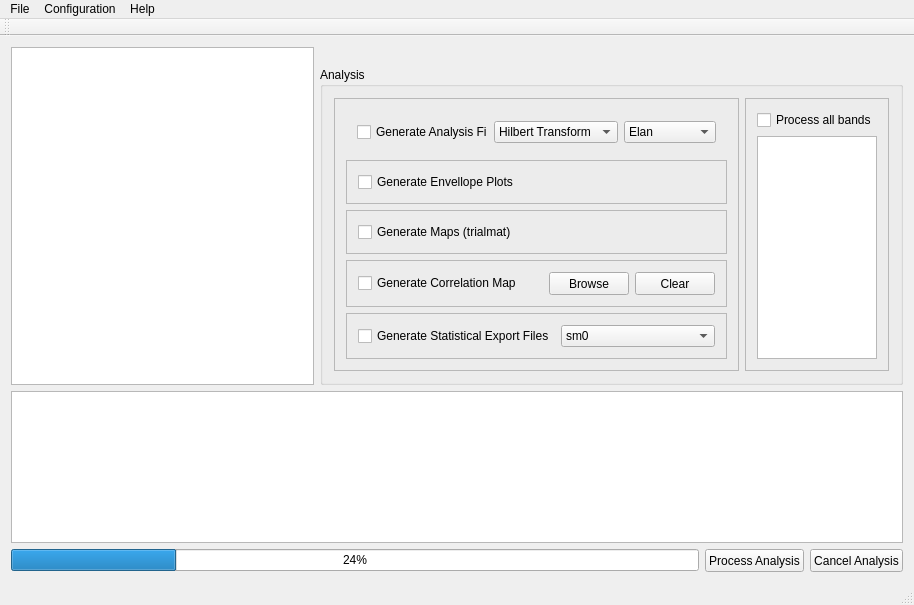
Qt form Localizer/localizer.ui (CRNL-Eduwell/Localizer) before a commit.
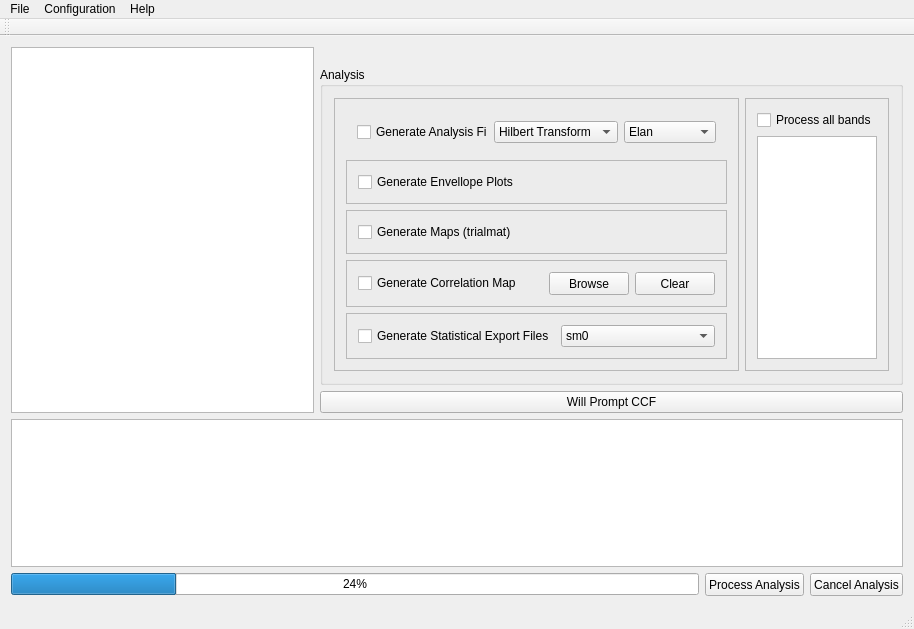
The same form after that commit. Icons and pictures are not drawn. Custom widgets are drawn as their Qt base class.

Commit message: First version to bypass ccf if we want to launch many analysis at once

```diff
--- a/Localizer/localizer.ui
+++ b/Localizer/localizer.ui
@@ -7,7 +7,7 @@
     <x>0</x>
     <y>0</y>
     <width>914</width>
-    <height>605</height>
+    <height>629</height>
    </rect>
   </property>
   <property name="windowTitle">
@@ -361,6 +361,13 @@
           </layout>
          </widget>
         </item>
+        <item>
+         <widget class="QPushButton" name="BypassCCFPushButton">
+          <property name="text">
+           <string>Will Prompt CCF</string>
+          </property>
+         </widget>
+        </item>
        </layout>
       </item>
      </layout>
```
The commit also changes 2 other files.
